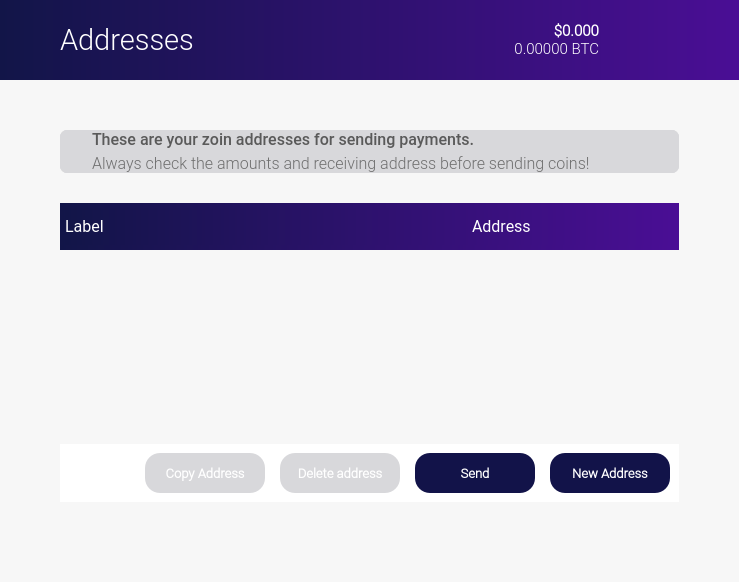
This is src/qt/forms/winforms/addressbookpage.ui in noirofficial/noir as Qt 5 draws it before an edit. The edited form follows.
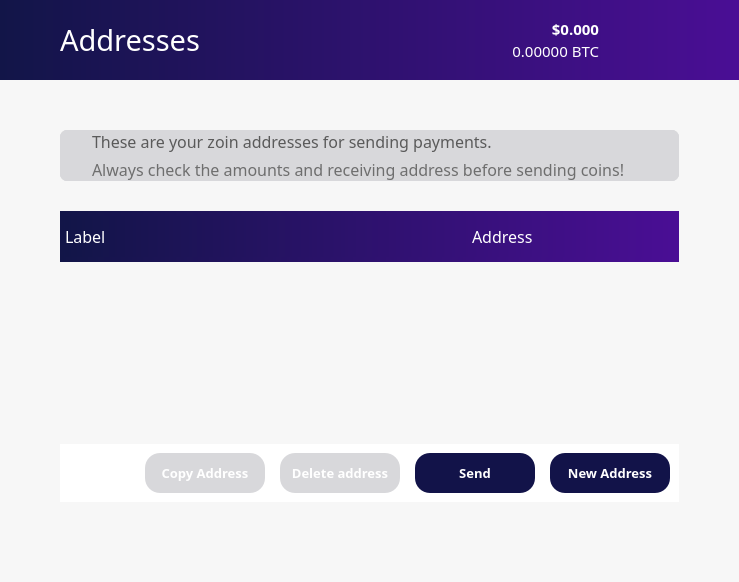
This is the edited form. Icons and pictures are not drawn.

Patch:
```diff
--- a/src/qt/forms/winforms/addressbookpage.ui
+++ b/src/qt/forms/winforms/addressbookpage.ui
@@ -415,7 +415,7 @@
               </property>
               <property name="font">
                <font>
-                <family>Roboto Light</family>
+                <family>ZoinLight</family>
                 <pointsize>22</pointsize>
                </font>
               </property>
@@ -440,7 +440,7 @@
                <widget class="QLabel" name="priceUSD">
                 <property name="font">
                  <font>
-                  <family>Roboto Light</family>
+                  <family>ZoinLight</family>
                   <pointsize>11</pointsize>
                   <weight>75</weight>
                   <bold>true</bold>
@@ -462,7 +462,7 @@
                <widget class="QLabel" name="priceBTC">
                 <property name="font">
                  <font>
-                  <family>Roboto Light</family>
+                  <family>ZoinLight</family>
                   <pointsize>11</pointsize>
                  </font>
                 </property>
@@ -824,7 +824,7 @@
                  </property>
                  <property name="font">
                   <font>
-                   <family>Roboto Medium</family>
+                   <family>ZoinMedium</family>
                    <pointsize>12</pointsize>
                    <weight>50</weight>
                    <bold>false</bold>
@@ -863,7 +863,7 @@
                  </property>
                  <property name="font">
                   <font>
-                   <family>Roboto Light</family>
+                   <family>ZoinLight</family>
                    <pointsize>12</pointsize>
                    <weight>50</weight>
                    <bold>false</bold>
@@ -1089,7 +1089,7 @@
                     <widget class="QLabel" name="label">
                      <property name="font">
                       <font>
-                       <family>Roboto</family>
+                       <family>ZoinRegular</family>
                        <pointsize>12</pointsize>
                        <weight>50</weight>
                        <bold>false</bold>
@@ -1107,7 +1107,7 @@
                     <widget class="QLabel" name="label_4">
                      <property name="font">
                       <font>
-                       <family>Roboto</family>
+                       <family>ZoinRegular</family>
                        <pointsize>12</pointsize>
                        <weight>50</weight>
                        <bold>false</bold>
@@ -1222,7 +1222,7 @@
                </property>
                <property name="font">
                 <font>
-                 <family>Roboto Light</family>
+                 <family>ZoinLight</family>
                  <pointsize>12</pointsize>
                 </font>
                </property>
@@ -1306,7 +1306,7 @@
                   </property>
                   <property name="font">
                    <font>
-                    <family>Roboto Light</family>
+                    <family>ZoinLight</family>
                     <pointsize>10</pointsize>
                     <weight>75</weight>
                     <bold>true</bold>
@@ -1337,7 +1337,7 @@
                   </property>
                   <property name="font">
                    <font>
-                    <family>Roboto Light</family>
+                    <family>ZoinLight</family>
                     <pointsize>10</pointsize>
                     <weight>75</weight>
                     <bold>true</bold>
@@ -1368,7 +1368,7 @@
                   </property>
                   <property name="font">
                    <font>
-                    <family>Roboto Light</family>
+                    <family>ZoinLight</family>
                     <pointsize>10</pointsize>
                     <weight>75</weight>
                     <bold>true</bold>
@@ -1400,7 +1400,7 @@
                   </property>
                   <property name="font">
                    <font>
-                    <family>Roboto Light</family>
+                    <family>ZoinLight</family>
                     <pointsize>10</pointsize>
                     <weight>75</weight>
                     <bold>true</bold>
```
